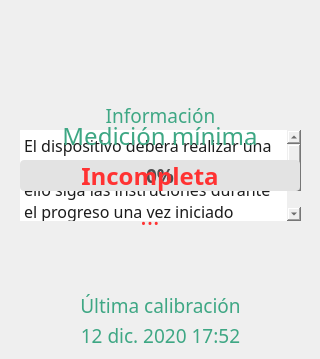
Above: optioncalibration.ui from jgpbwork/VentiPAPCNEURO before the change. Below: the same form after it.
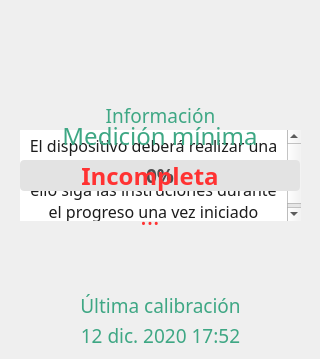
That is the form after the change. Icons and pictures are not drawn. Custom widgets are drawn as their Qt base class.

The edit to the form file:
```diff
--- a/optioncalibration.ui
+++ b/optioncalibration.ui
@@ -65,7 +65,7 @@
      <bool>true</bool>
     </property>
    </widget>
-   <widget class="QPlainTextEdit" name="pt_calibration_state_text">
+   <widget class="QTextEdit" name="pt_calibration_state_text">
     <property name="geometry">
      <rect>
       <x>20</x>
@@ -84,16 +84,22 @@
      <string>&lt;html&gt;&lt;head/&gt;&lt;body&gt;&lt;p align=&quot;center&quot;&gt;&lt;br/&gt;&lt;/p&gt;&lt;/body&gt;&lt;/html&gt;</string>
     </property>
     <property name="styleSheet">
-     <string notr="true">background-image: url(:/icons/general/fondo_transparente.png);
-color: rgb(28, 28, 28);
-border-radius: 3px;
-text-align: center;</string>
+     <string notr="true">QTextEdit { 
+	background-image: url(:/icons/general/fondo_transparente.png);
+	color: rgb(28, 28, 28);
+	border-radius: 3px;
+	text-align: center;
+}</string>
     </property>
     <property name="frameShadow">
      <enum>QFrame::Plain</enum>
     </property>
-    <property name="plainText">
-     <string>El dispositivo deberá realizar una medición máxima y mínima. Para ello siga las instruciones durante el progreso una vez iniciado</string>
+    <property name="html">
+     <string>&lt;!DOCTYPE HTML PUBLIC &quot;-//W3C//DTD HTML 4.0//EN&quot; &quot;http://www.w3.org/TR/REC-html40/strict.dtd&quot;&gt;
+&lt;html&gt;&lt;head&gt;&lt;meta name=&quot;qrichtext&quot; content=&quot;1&quot; /&gt;&lt;style type=&quot;text/css&quot;&gt;
+p, li { white-space: pre-wrap; }
+&lt;/style&gt;&lt;/head&gt;&lt;body style=&quot; font-family:'Swis721 Lt BT'; font-size:12pt; font-weight:400; font-style:normal;&quot;&gt;
+&lt;p align=&quot;center&quot; style=&quot; margin-top:0px; margin-bottom:0px; margin-left:0px; margin-right:0px; -qt-block-indent:0; text-indent:0px;&quot;&gt;El dispositivo deberá realizar una medición máxima y mínima. Para ello siga las instruciones durante el progreso una vez iniciado&lt;/p&gt;&lt;/body&gt;&lt;/html&gt;</string>
     </property>
    </widget>
    <widget class="QLabel" name="l_calibration_state_footer_text_1">
```
